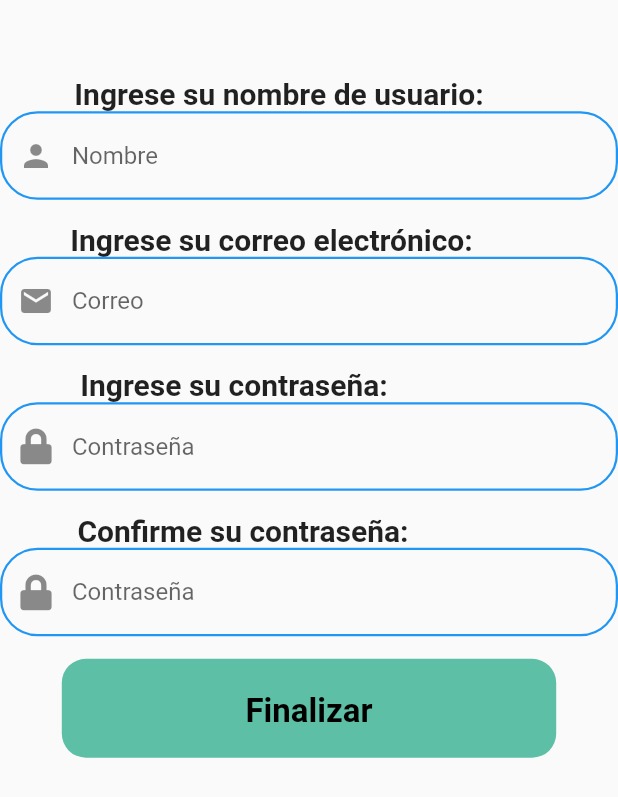
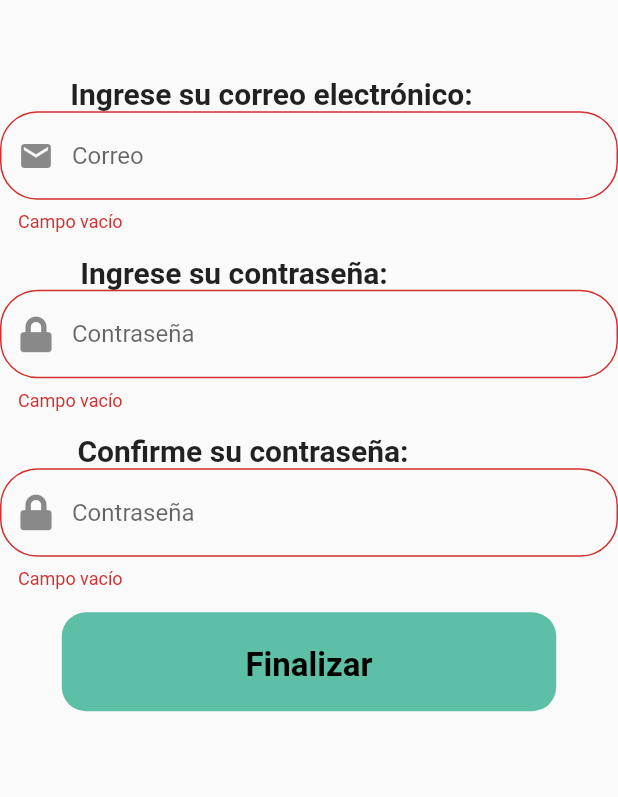
Before and after one commit to JhonatanWCL99/topicosflutter, a Flutter app: the RegistroAutentificacionFul screen opened directly, after a tap on "Finalizar", on a phone screen of 412 x 824 dp. Shown: the top 797 px of the screen. Run offline on Flutter 3.47's test engine with Material 2 defaults, Android fonts, the phone set to English and light mode, and no system bars; our stand-ins replace firebase_core, firebase_messaging, firebase_storage, font_awesome_flutter, google_maps_flutter, image_picker and 2 more; accounts and stored records are empty.

```diff
--- a/lib/screens/RegistroAutentificacion.dart
+++ b/lib/screens/RegistroAutentificacion.dart
@@ -39,6 +39,9 @@ class StateRegistroAutentificacion extends State<RegistroAutentificacionFul> {
   TextEditingController nombreUsuario= TextEditingController();
   TextEditingController correo= TextEditingController();
   TextEditingController contrasena= TextEditingController();
+  TextEditingController confcontrasena= TextEditingController();
+  final formkey = GlobalKey<FormState>();
+
   @override
   Widget build(BuildContext context) {
     Size size = MediaQuery.of(context).size;
@@ -55,26 +58,28 @@ class StateRegistroAutentificacion extends State<RegistroAutentificacionFul> {
                   // height: size.width * 0.1,
                   height: 10,
                 ),
-                Column(
+                Form(
+                  key: formkey,
+                child: Column(
                   children: [
-                    Padding(
-                      padding: const EdgeInsets.only(right: 40.0),
-                      child: Text("Ingrese su nombre de usuario:",
-                          style: TextStyle(
-                              fontSize: 20, fontWeight: FontWeight.bold)),
-                    ),
-                    Padding(
-                      padding: const EdgeInsets.only(bottom: 15),
-                      child: TextFormField(
-                          controller: nombreUsuario,
-                          decoration:
-                              buildInputDecoration(Icons.person, "Nombre"),
-                          validator: (String value) {
-                            if (value.isEmpty)
-                              return "Escriba su Nombre PorFavor";
-                            return null;
-                          }),
-                    ),
+                    // Padding(
+                    //   padding: const EdgeInsets.only(right: 40.0),
+                    //   child: Text("Ingrese su nombre de usuario:",
+                    //       style: TextStyle(
+                    //           fontSize: 20, fontWeight: FontWeight.bold)),
+                    // ),
+                    // Padding(
+                    //   padding: const EdgeInsets.only(bottom: 15),
+                    //   child: TextFormField(
+                    //       controller: nombreUsuario,
+                    //       decoration:
+                    //           buildInputDecoration(Icons.person, "Nombre"),
+                    //       validator: (String value) {
+                    //         if (value.isEmpty)
+                    //           return "Escriba su Nombre PorFavor";
+                    //         return null;
+                    //       }),
+                    // ),
                     Padding(
                       padding: const EdgeInsets.only(right: 50.0),
                       child: Text("Ingrese su correo electrónico:",
@@ -88,11 +93,11 @@ class StateRegistroAutentificacion extends State<RegistroAutentificacionFul> {
                         decoration: buildInputDecoration(Icons.email, "Correo"),
                         validator: (String value) {
                           if (value.isEmpty) {
-                            return 'Please a Enter';
+                            return 'Campo vacío';
                           }
                           if (!RegExp("^[a-zA-Z0-9+_.-]+@[a-zA-Z0-9.-]+.[a-z]")
                               .hasMatch(value)) {
-                            return 'Escriba su Correo PorFavor';
+                            return 'Correo no válido';
                           }
                           return null;
                         },
@@ -108,11 +113,12 @@ class StateRegistroAutentificacion extends State<RegistroAutentificacionFul> {
                       padding: const EdgeInsets.only(bottom: 15),
                       child: TextFormField(
                           controller: contrasena,
+                          obscureText: true,
                           decoration: buildInputDecoration(
                               FontAwesomeIcons.lock, "Contraseña"),
                           validator: (String value) {
                             if (value.isEmpty)
-                              return "Escriba su Contraseña PorFavor";
+                              return "Campo vacío";
                             return null;
                           }),
                     ),
@@ -125,19 +131,26 @@ class StateRegistroAutentificacion extends State<RegistroAutentificacionFul> {
                     Padding(
                       padding: const EdgeInsets.only(bottom: 15),
                       child: TextFormField(
-                          controller: contrasena,
+                          controller: confcontrasena,
+                          obscureText: true,
                           decoration: buildInputDecoration(
                               FontAwesomeIcons.lock, "Contraseña"),
                           validator: (String value) {
                             if (value.isEmpty)
-                              return "Escriba su Contraseña PorFavor";
+                              return "Campo vacío";
+                            if(contrasena.text != confcontrasena.text)
+                              return "Las contraseñas no coinciden";
                             return null;
                           }),
                     ),
                     RoundedButton(
                         flatButton: FlatButton(
                               onPressed: () async {
-                                await _subirDatos();
+                                if (formkey.currentState.validate()) {
+                                  // await _subirDatos();
+                                  // await _eliminarDatosRegistros();
+                                  _showSnackbar(context);
+                                }
                               },
                               child: Text(
                                 'Finalizar',
@@ -152,6 +165,7 @@ class StateRegistroAutentificacion extends State<RegistroAutentificacionFul> {
                     // RoundedButton(buttonName: 'Finalizar registro'),
                   ],
                 )
+               )
               ],
             ),
           ),
@@ -159,6 +173,24 @@ class StateRegistroAutentificacion extends State<RegistroAutentificacionFul> {
       ],
     );
   }
+
+ _showSnackbar(BuildContext context){
+    SnackBar snackbar= SnackBar(
+      content: Row(
+        mainAxisAlignment: MainAxisAlignment.center,
+        children: [
+          Text("Registro satisfactorio",
+                        style: TextStyle(fontSize: 18,
+                        color: Colors.black
+                        )
+           ),
+        ],
+      ),
+      backgroundColor: Color(0xff5DBFA6)
+    );
+    Scaffold.of(context).showSnackBar(snackbar);
+  }
+
   _subirDatos() async{
     Api api = Api();
     DatabaseDatos databaseDatos = DatabaseDatos();
--- a/lib/screens/detalleSolicitud.dart
+++ b/lib/screens/detalleSolicitud.dart
@@ -112,7 +112,7 @@ class _DetalleState extends State<DetalleSolicitud> {
           "Estado :",
           style: TextStyle(fontSize: 20, color: Color(0xff5DBFA6)),
         ),
-        Operacion.getIconDatos(Icon(Icons.note), arguments.estado),
+        Operacion.getIconDatos(Icon(Icons.note), arguments.estado.trim()),
         Row(mainAxisAlignment: MainAxisAlignment.center, children: [
           Padding(
             padding: const EdgeInsets.all(8.0),
```
